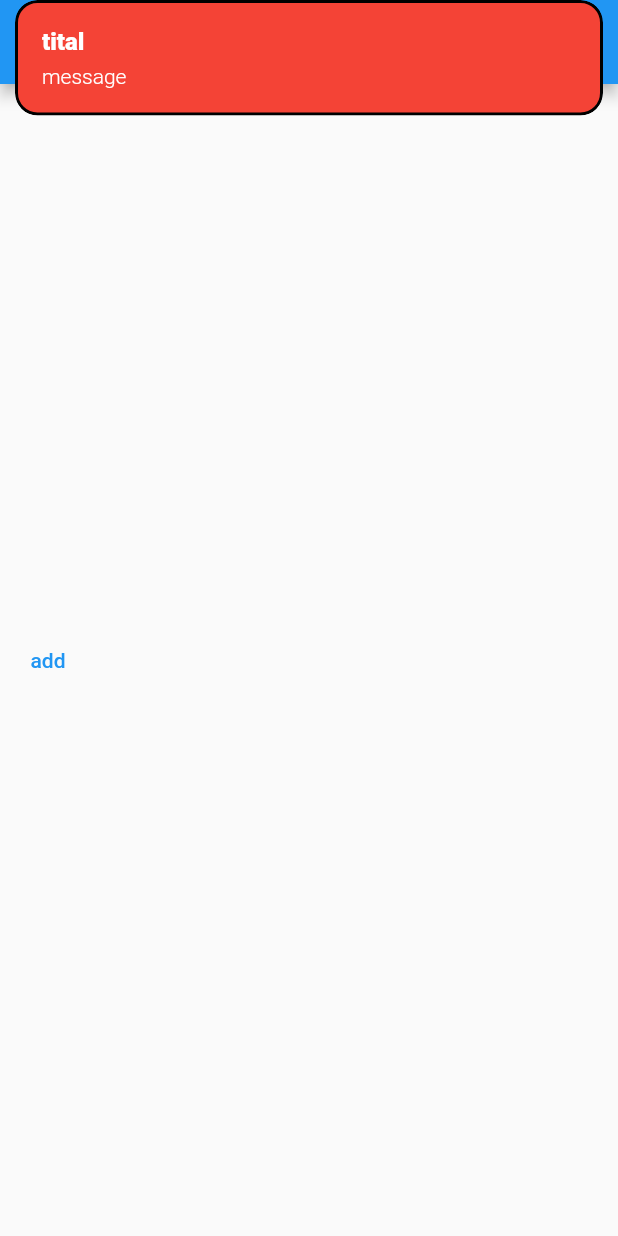
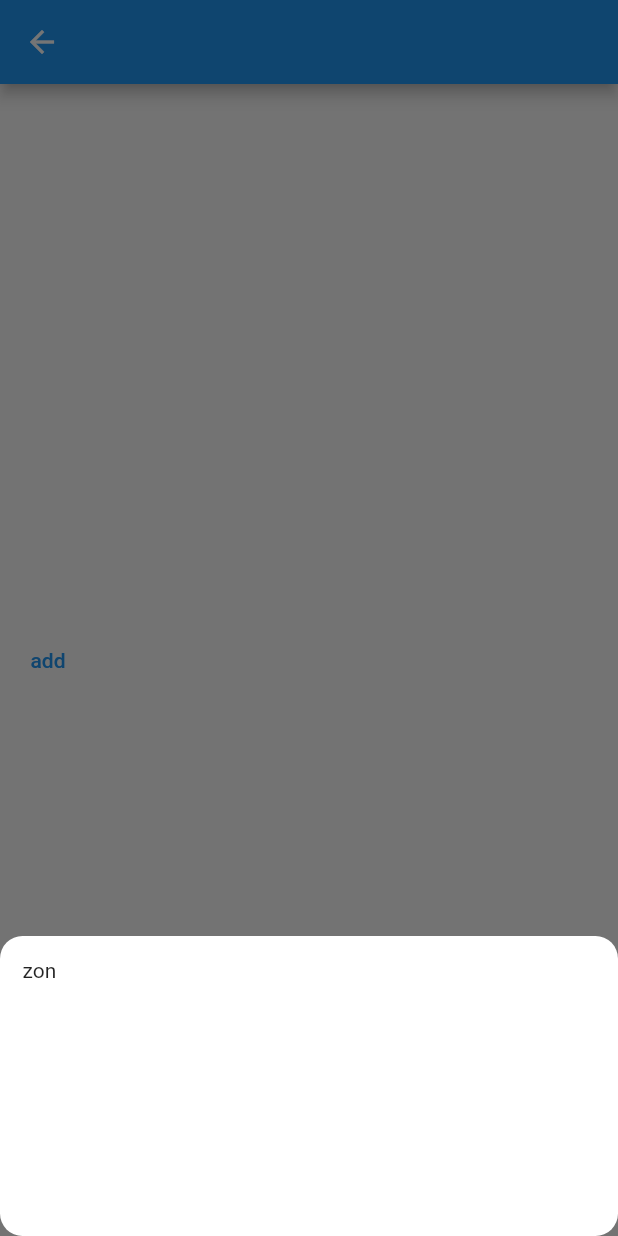
Before and after one commit to Ahmed-Alshobaki/test2, a Flutter app: the screen it shows after launch, after a tap on "add", on a phone screen of 412 x 824 dp. Run offline on Flutter 3.47's test engine with Material 2 defaults, Android fonts, the phone set to English and light mode, and no system bars; our stand-ins replace get.

Commit message:
Get.bottomSheet learn

```diff
--- a/lib/screen/zon1.dart
+++ b/lib/screen/zon1.dart
@@ -18,10 +18,20 @@ class zon1 extends StatelessWidget {
           children: [
             TextButton(
                 onPressed: () {
-                  Get.snackbar("tital", "message",
-                      backgroundColor: Colors.red, colorText: Colors.white,borderColor: Colors.black,borderWidth: 2,onTap: (Get){
-                    print(Get);
-                      });
+                  Get.bottomSheet(
+                      Container(
+                        padding: EdgeInsetsDirectional.all(15),
+                        decoration: BoxDecoration(
+                          borderRadius: BorderRadius.circular(15),
+                          color: Colors.white,
+                        ),
+                        height: 200,
+                        width: 200,
+
+                        child: Text("zon"),
+                      ),
+                        shape: RoundedRectangleBorder(borderRadius: BorderRadius.circular(200))
+                  );
                 },
                 child: Text("add"))
           ],
```
